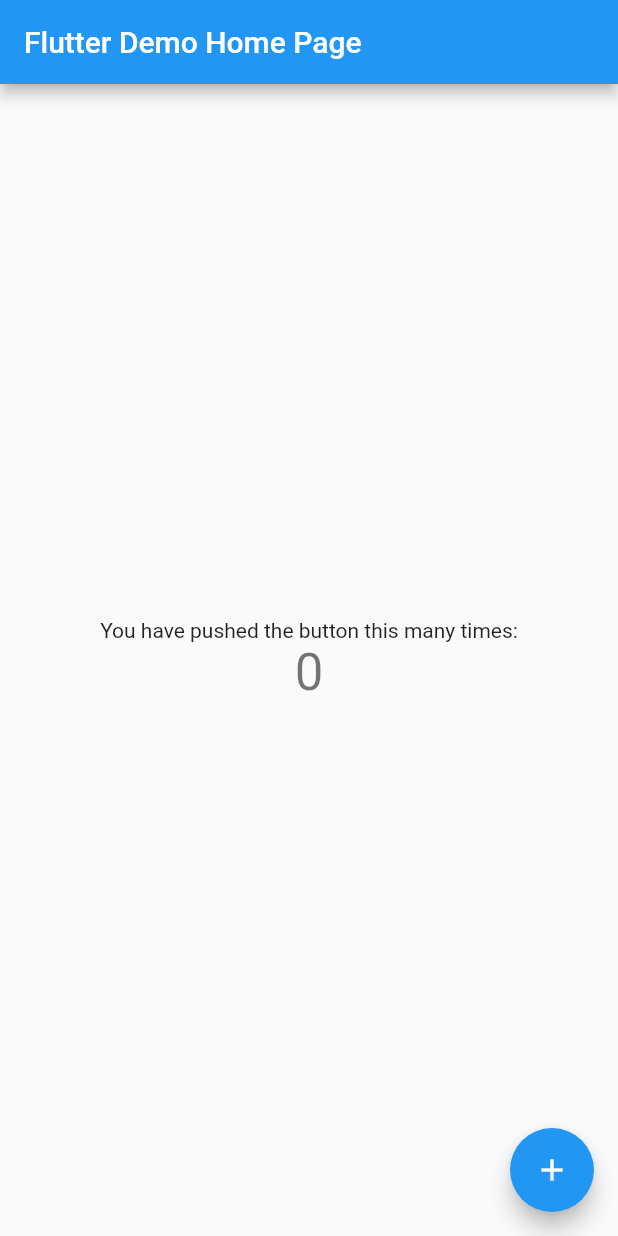
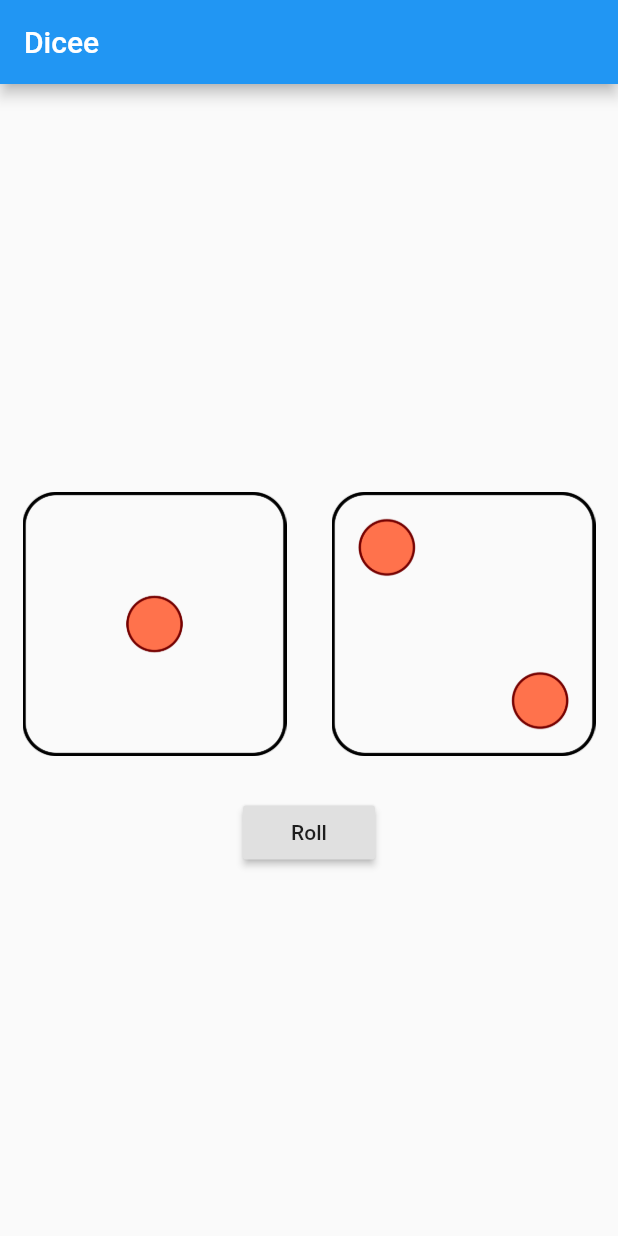
Before and after one commit to anuraj07/dice_roll, a Flutter app: the screen it shows after launch, on a phone screen of 412 x 824 dp. Run offline on Flutter 3.47's test engine with Material 2 defaults, Android fonts, the light colour scheme and no system bars; our stand-ins replace shimmer.

Commit message:
skip part not implemented

```diff
--- /dev/null
+++ b/lib/homescreen.dart
@@ -0,0 +1,106 @@
+import 'package:flutter/material.dart';
+import 'dart:math';
+
+class HomeScreen extends StatefulWidget {
+  @override
+  _HomeScreenState createState() => _HomeScreenState();
+}
+
+class _HomeScreenState extends State<HomeScreen> with SingleTickerProviderStateMixin{
+  int leftDiceNumber = 1;
+  int rightDiceNumber = 2;
+  AnimationController _controller;
+  CurvedAnimation animation;
+
+  @override
+  void initState() {
+    super.initState();
+    animate();
+  }
+
+  @override
+  void dispose() {
+    super.dispose();
+    _controller.dispose();
+  }
+
+  animate(){
+    _controller = AnimationController(duration: Duration(seconds: 1), vsync: this);
+    animation = CurvedAnimation(parent: _controller,curve: Curves.bounceOut);
+    animation.addListener(() {
+      setState(() {
+
+      });
+      // print(_controller.value);
+    });
+    animation.addStatusListener((status) {
+      if(status==AnimationStatus.completed){
+        setState(() {
+          leftDiceNumber = Random().nextInt(6) + 1;
+          rightDiceNumber = Random().nextInt(6) + 1;
+        });
+        _controller.reverse();
+      }
+    });
+  }
+
+  void roll() {
+    _controller.forward();
+    /*setState(() {
+      leftDiceNumber = Random().nextInt(6) + 1;
+      rightDiceNumber = Random().nextInt(6) + 1;
+    });*/
+  }
+
+  @override
+  Widget build(BuildContext context) {
+    return Scaffold(
+      appBar: AppBar(
+        title: Text('Dicee'),
+      ),
+      body: Center(
+        child: Column(
+          mainAxisAlignment: MainAxisAlignment.center,
+          children: <Widget>[
+            Row(
+              children: <Widget>[
+                Expanded(
+                  child: GestureDetector(
+                    onDoubleTap: roll,
+                    child: Padding(
+                      padding: EdgeInsets.all(15),
+                      child: Image( height: 200-(animation.value)*100,
+                        image: AssetImage(
+                            'assets/images/dice-png-$leftDiceNumber.png'),
+                      ),
+                    ),
+                  ),
+                ),
+                Expanded(
+                  child: GestureDetector(
+                    onDoubleTap: roll,
+                    child: Padding(
+                      padding: EdgeInsets.all(15),
+                      child: Image( height: 200-(animation.value)*100,
+                        image: AssetImage(
+                            'assets/images/dice-png-$rightDiceNumber.png'),
+                      ),
+                    ),
+                  ),
+                ),
+              ],
+            ),
+            RaisedButton(
+              onPressed: () {
+                roll();
+              },
+              child: Text('Roll'),
+              disabledColor: Colors.green,
+              hoverElevation: 5.0,
+            )
+          ],
+        ),
+      ),
+    );
+  }
+}
--- a/lib/main.dart
+++ b/lib/main.dart
@@ -1,7 +1,11 @@
+import 'package:dice_roll/homescreen.dart';
+import 'package:dice_roll/splash.dart';
 import 'package:flutter/material.dart';
 
 void main() {
-  runApp(MyApp());
+  runApp(
+    MyApp(),
+  );
 }
 
 class MyApp extends StatelessWidget {
@@ -9,109 +13,9 @@
   @override
   Widget build(BuildContext context) {
     return MaterialApp(
+      debugShowCheckedModeBanner: false,
       title: 'Flutter Demo',
-      theme: ThemeData(
-        // This is the theme of your application.
-        //
-        // Try running your application with "flutter run". You'll see the
-        // application has a blue toolbar. Then, without quitting the app, try
-        // changing the primarySwatch below to Colors.green and then invoke
-        // "hot reload" (press "r" in the console where you ran "flutter run",
-        // or simply save your changes to "hot reload" in a Flutter IDE).
-        // Notice that the counter didn't reset back to zero; the application
-        // is not restarted.
-        primarySwatch: Colors.blue,
-        // This makes the visual density adapt to the platform that you run
-        // the app on. For desktop platforms, the controls will be smaller and
-        // closer together (more dense) than on mobile platforms.
-        visualDensity: VisualDensity.adaptivePlatformDensity,
-      ),
-      home: MyHomePage(title: 'Flutter Demo Home Page'),
+      home: HomeScreen(),
     );
   }
 }
-
-class MyHomePage extends StatefulWidget {
-  MyHomePage({Key key, this.title}) : super(key: key);
-
-  // This widget is the home page of your application. It is stateful, meaning
-  // that it has a State object (defined below) that contains fields that affect
-  // how it looks.
-
-  // This class is the configuration for the state. It holds the values (in this
-  // case the title) provided by the parent (in this case the App widget) and
-  // used by the build method of the State. Fields in a Widget subclass are
-  // always marked "final".
-
-  final String title;
-
-  @override
-  _MyHomePageState createState() => _MyHomePageState();
-}
-
-class _MyHomePageState extends State<MyHomePage> {
-  int _counter = 0;
-
-  void _incrementCounter() {
-    setState(() {
-      // This call to setState tells the Flutter framework that something has
-      // changed in this State, which causes it to rerun the build method below
-      // so that the display can reflect the updated values. If we changed
-      // _counter without calling setState(), then the build method would not be
-      // called again, and so nothing would appear to happen.
-      _counter++;
-    });
-  }
-
-  @override
-  Widget build(BuildContext context) {
-    // This method is rerun every time setState is called, for instance as done
-    // by the _incrementCounter method above.
-    //
-    // The Flutter framework has been optimized to make rerunning build methods
-    // fast, so that you can just rebuild anything that needs updating rather
-    // than having to individually change instances of widgets.
-    return Scaffold(
-      appBar: AppBar(
-        // Here we take the value from the MyHomePage object that was created by
-        // the App.build method, and use it to set our appbar title.
-        title: Text(widget.title),
-      ),
-      body: Center(
-        // Center is a layout widget. It takes a single child and positions it
-        // in the middle of the parent.
-        child: Column(
-          // Column is also a layout widget. It takes a list of children and
-          // arranges them vertically. By default, it sizes itself to fit its
-          // children horizontally, and tries to be as tall as its parent.
-          //
-          // Invoke "debug painting" (press "p" in the console, choose the
-          // "Toggle Debug Paint" action from the Flutter Inspector in Android
-          // Studio, or the "Toggle Debug Paint" command in Visual Studio Code)
-          // to see the wireframe for each widget.
-          //
-          // Column has various properties to control how it sizes itself and
-          // how it positions its children. Here we use mainAxisAlignment to
-          // center the children vertically; the main axis here is the vertical
-          // axis because Columns are vertical (the cross axis would be
-          // horizontal).
-          mainAxisAlignment: MainAxisAlignment.center,
-          children: <Widget>[
-            Text(
-              'You have pushed the button this many times:',
-            ),
-            Text(
-              '$_counter',
-              style: Theme.of(context).textTheme.headline4,
-            ),
-          ],
-        ),
-      ),
-      floatingActionButton: FloatingActionButton(
-        onPressed: _incrementCounter,
-        tooltip: 'Increment',
-        child: Icon(Icons.add),
-      ), // This trailing comma makes auto-formatting nicer for build methods.
-    );
-  }
-}
```
Also changed, not shown: lib/splash.dart (added, +72 -0 lines), pubspec.yaml (+7 -6 lines), assets/fonts/Pacifico-Regular.ttf (added), assets/images/dice-png-1.png (added), assets/images/dice-png-2.png (added), assets/images/dice-png-3.png (added), assets/images/dice-png-4.png (added), assets/images/dice-png-5.png (added), assets/images/dice-png-6.png (added), pubspec.lock, 1 other file.
